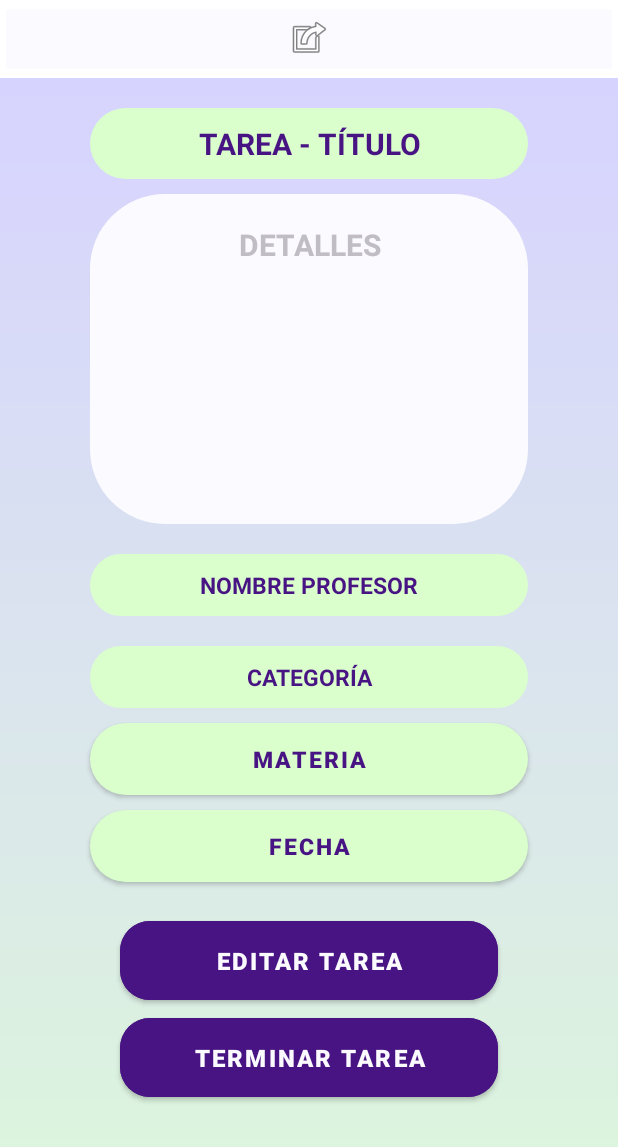
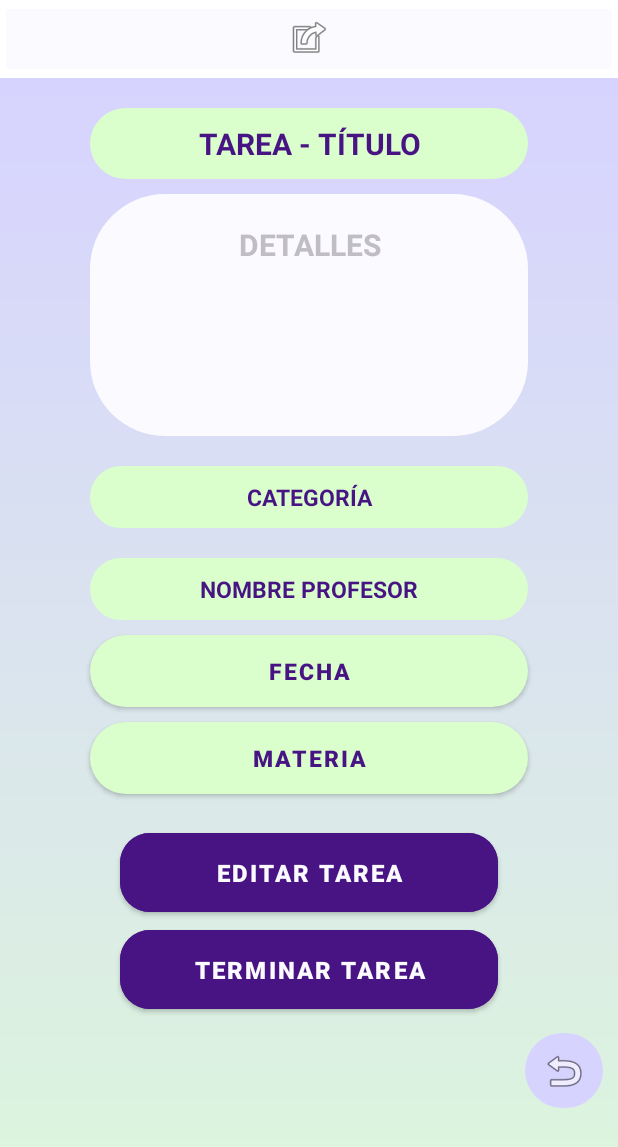
Before and after one commit to MrCristian1/PlanMate, an Android app: the DetallesTareaActivity screen opened directly, with no data from a screen before it, on a phone screen of 412 x 824 dp. Shown: the top 1147 px of the screen. Run offline under Robolectric (Android 15) with nearby library versions, the phone set to English and light mode, and no system bars; our stand-ins replace Firebase (no records; nobody signed in at launch, a user with empty details on screens opened directly).

Commit message:
prototipo funcional

```diff
--- a/app/src/main/java/com/example/planmate/DetallesTareaActivity.java
+++ b/app/src/main/java/com/example/planmate/DetallesTareaActivity.java
@@ -218,6 +218,11 @@ public class DetallesTareaActivity extends AppCompatActivity {
                 });
     }
 
+    public void AtrasDetallesTarea(View view) {
+        Intent atrasDetalles = new Intent(this, MainActivity.class);
+        startActivity(atrasDetalles);
+    }
+
 
 
 }
--- a/app/src/main/java/com/example/planmate/MainActivity.java
+++ b/app/src/main/java/com/example/planmate/MainActivity.java
@@ -114,4 +114,9 @@ public class MainActivity extends AppCompatActivity {
         startActivity(intent);
         finish();
     }
+
+    public void AtrasMain(View view) {
+        Intent atrasMain = new Intent(this, MenuActivty.class);
+        startActivity(atrasMain);
+    }
 }
--- a/app/src/main/res/layout/activity_detalles_tarea.xml
+++ b/app/src/main/res/layout/activity_detalles_tarea.xml
@@ -51,7 +51,7 @@
             <TextView
                 android:id="@+id/tv_detalles_tarea"
                 android:layout_width="match_parent"
-                android:layout_height="220dp"
+                android:layout_height="161dp"
                 android:layout_marginLeft="60dp"
                 android:layout_marginTop="10dp"
                 android:layout_marginRight="60dp"
@@ -62,6 +62,23 @@
                 android:text="@string/detalles"
                 android:textColor="@color/gray"
                 android:textSize="20sp"
+                android:textStyle="bold" />
+
+
+            <TextView
+                android:id="@+id/tv_nombre_profesor"
+                android:layout_width="match_parent"
+                android:layout_height="wrap_content"
+                android:layout_marginLeft="60dp"
+                android:layout_marginTop="20dp"
+                android:layout_marginRight="60dp"
+                android:background="@drawable/shape_button"
+                android:backgroundTint="@color/green"
+                android:gravity="center"
+                android:padding="10dp"
+                android:text="@string/categor_a"
+                android:textColor="@color/darkpurple"
+                android:textSize="15sp"
                 android:textStyle="bold" />
 
             <TextView
@@ -80,19 +97,18 @@
                 android:textSize="15sp"
                 android:textStyle="bold" />
 
-
-            <TextView
-                android:id="@+id/tv_nombre_profesor"
+            <Button
+                android:id="@+id/tv_fecha"
                 android:layout_width="match_parent"
                 android:layout_height="wrap_content"
                 android:layout_marginLeft="60dp"
-                android:layout_marginTop="20dp"
+                android:layout_marginTop="10dp"
                 android:layout_marginRight="60dp"
                 android:background="@drawable/shape_button"
                 android:backgroundTint="@color/green"
                 android:gravity="center"
-                android:padding="10dp"
-                android:text="@string/categor_a"
+                android:onClick="ComentarioEmergente"
+                android:text="FECHA"
                 android:textColor="@color/darkpurple"
                 android:textSize="15sp"
                 android:textStyle="bold" />
@@ -114,22 +130,6 @@
                 android:textStyle="bold" />
 
             <Button
-                android:id="@+id/tv_fecha"
-                android:layout_width="match_parent"
-                android:layout_height="wrap_content"
-                android:layout_marginLeft="60dp"
-                android:layout_marginTop="10dp"
-                android:layout_marginRight="60dp"
-                android:background="@drawable/shape_button"
-                android:backgroundTint="@color/green"
-                android:gravity="center"
-                android:onClick="ComentarioEmergente"
-                android:text="FECHA"
-                android:textColor="@color/darkpurple"
-                android:textSize="15sp"
-                android:textStyle="bold" />
-
-            <Button
                 android:id="@+id/btnActualizarTarea"
                 android:layout_width="match_parent"
                 android:layout_height="wrap_content"
@@ -145,6 +145,15 @@
                 android:textStyle="bold"
                 app:cornerRadius="20dp" />
 
+            <LinearLayout
+                android:layout_width="match_parent"
+                android:layout_height="wrap_content"
+                android:orientation="horizontal">
+
+
+
+            </LinearLayout>
+
             <Button
                 android:id="@+id/btn_terminar"
                 android:layout_width="match_parent"
@@ -159,6 +168,19 @@
                 android:textStyle="bold"
                 app:cornerRadius="20dp" />
 
+            <ImageButton
+                android:id="@+id/imageButton2"
+                android:layout_width="match_parent"
+                android:layout_height="50dp"
+                android:layout_marginLeft="350dp"
+                android:layout_marginTop="10dp"
+                android:layout_marginRight="10dp"
+                android:background="@drawable/shape_button"
+                android:backgroundTint="@color/pastelpurple"
+                android:onClick="AtrasDetallesTarea"
+                app:cornerRadius="20dp"
+                app:srcCompat="@android:drawable/ic_menu_revert" />
+
 
         </LinearLayout>
     </LinearLayout>
--- a/app/src/main/res/layout/activity_main.xml
+++ b/app/src/main/res/layout/activity_main.xml
@@ -46,7 +46,7 @@
                 android:layout_marginRight="10dp"
                 android:background="@drawable/shape_button"
                 android:backgroundTint="@color/pastelpurple"
-                android:onClick="AtrasListaTareas"
+                android:onClick="AtrasMain"
                 app:cornerRadius="20dp"
                 app:srcCompat="@android:drawable/ic_menu_revert" />
         </LinearLayout>
```
